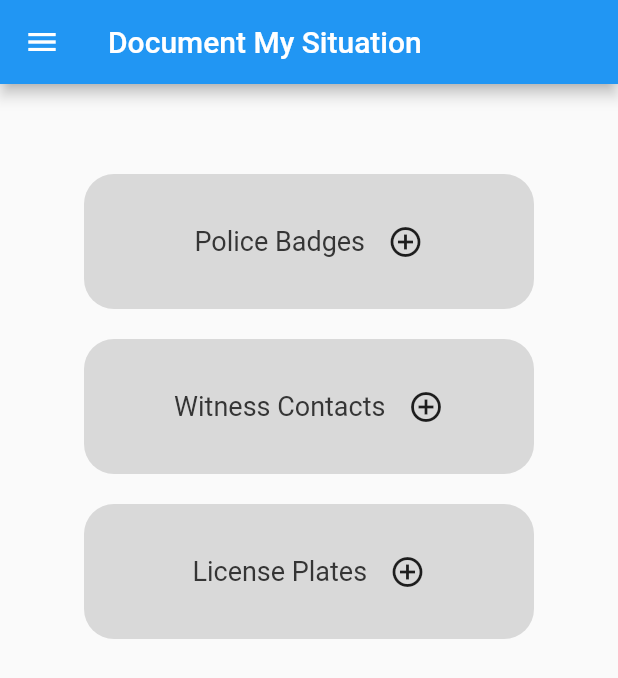
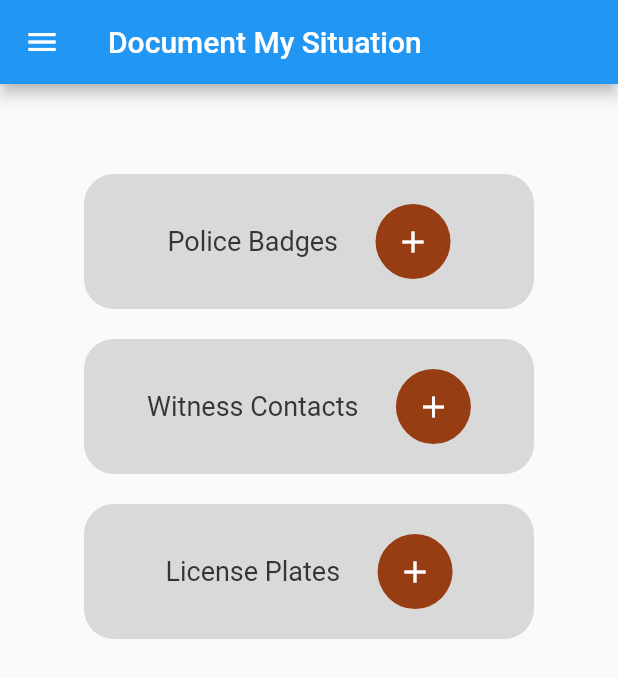
Before and after one commit to lfbettcher/BLM_hackathon, a Flutter app: the DocumentSituation screen opened directly, on a phone screen of 412 x 824 dp. Shown: the top 678 px of the screen. Run offline on Flutter 3.47's test engine with Material 2 defaults, Android fonts, the phone set to English and light mode, and no system bars; our stand-ins replace cloud_firestore, firebase_auth, flutter_spinkit, image_picker; missing offline and left inert: firebase_ml_vision; accounts and stored records are empty.

Commit message:
revert menu item template for home page and make buttons bigger for document my situation root page

```diff
--- a/lib/screens/menuActions/document_situation/menuItem.dart
+++ b/lib/screens/menuActions/document_situation/menuItem.dart
@@ -38,16 +38,23 @@ class _MenuItemState extends State<MenuItem> {
                               builder: (context) => widget.viewAllItemsRoute));
                     },
                   ),
-                  SizedBox(width: 15),
+                  SizedBox(width: 25),
 
-                  ///tap this add icon to go to a page where you can add a new object
                   GestureDetector(
-                      child: Icon(Icons.add_circle_outline),
-                      onTap: (){
-                        Navigator.of(context).push(
-                            MaterialPageRoute(
-                                builder: (context) => widget.addNewItemRoute));
-                      }
+                    child: Container(
+                      decoration: BoxDecoration(
+                          color: color6,
+                          borderRadius: BorderRadius.all(Radius.circular(100))
+                      ),
+                      width: 50,
+                      height: 50,
+                      child: Icon(Icons.add, color: color3)
+                    ),
+                    onTap: (){
+                      Navigator.of(context).push(
+                          MaterialPageRoute(
+                              builder: (context) => widget.addNewItemRoute));
+                    }
                   )
               ],
            )
```
Also changed, not shown: lib/screens/home/home.dart (+5 -5 lines).
